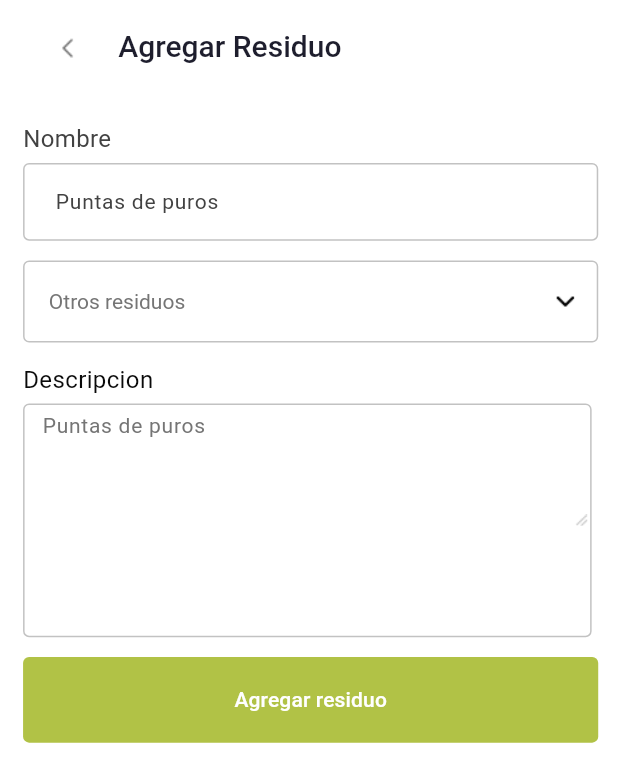
After one commit to Jefrey13/paso_pacifico, a Flutter app: the AddWasteScreen screen opened by its route, on a phone screen of 412 x 824 dp. The commit adds this screen. Shown: the top 782 px of the screen. Run offline on Flutter 3.47's test engine with Material 3 defaults, Android fonts, the phone set to English and light mode, and no system bars; our stand-ins replace cached_network_image, cloud_firestore, connectivity_plus, firebase_auth, firebase_core, flutter_screenutil and 2 more; missing offline and left inert: responsive_grid_list; accounts and stored records are empty.

Commit message:
Add AddWasteScreen and integrate waste management routes and assets

```diff
--- a/pasopacifco_mobile/lib/authentication/register/register_screen.dart
+++ b/pasopacifco_mobile/lib/authentication/register/register_screen.dart
@@ -1,4 +1,4 @@
-import 'dart:ffi';
+//import 'dart:ffi';
 
 import 'package:firebase_auth/firebase_auth.dart';
 import 'package:flutter/material.dart';
--- a/pasopacifco_mobile/lib/core/utils/image_constant.dart
+++ b/pasopacifco_mobile/lib/core/utils/image_constant.dart
@@ -28,4 +28,7 @@ class ImageConstant {
   static String get confetti => '$imagePath/confetti.png';
   static String get arrowdown => '$imagePath/arrowdown.png';
   static String get vector => '$imagePath/vector.png';
+  static String get resize => '$imagePath/resize.png';
+  static String get button => '$imagePath/button.png';
+  static String get search => '$imagePath/search.png';
 }
--- a/pasopacifco_mobile/lib/routes/app_routes.dart
+++ b/pasopacifco_mobile/lib/routes/app_routes.dart
@@ -11,8 +11,14 @@ import 'package:pasopacifco_mobile/profile/profile_screen.dart';
 import 'package:pasopacifco_mobile/sites/site_management_screen.dart';
 import 'package:pasopacifco_mobile/sites/add_site_location_screen.dart';
 import 'package:pasopacifco_mobile/sites/edit_site_location_screen.dart';
+import 'package:pasopacifco_mobile/waste/waste_management_screen.dart';
+import 'package:pasopacifco_mobile/waste/add_waste_screen.dart';
+import 'package:pasopacifco_mobile/waste/edit_waste_screen.dart';
 
 class AppRoutes {
+  static const String editWasteScreen = '/editWasteScreen';
+  static const String addWasteScreen = '/addWasteScreen';
+  static const String wasteManagementScreen = '/wasteManagementScreen';
   static const String editSiteLocationScreen = '/editSiteLocationScreen';
   static const String addSiteLocationScreen = '/addSiteLocationScreen';
   static const String siteManagementScreen = '/siteManagementScreen';
@@ -28,6 +34,9 @@ class AppRoutes {
   static const String profileScreen = '/profileScreen';
 
   static Map<String, WidgetBuilder> routes = {
+    editWasteScreen: (context) => EditWasteScreen(),
+    addWasteScreen: (context) => AddWasteScreen(),
+    wasteManagementScreen: (context) => WasteManagementScreen(),
     editSiteLocationScreen: (context) => EditSiteLocationScreen(),
     addSiteLocationScreen: (context) => AddSiteLocationScreen(),
     siteManagementScreen: (context) => SiteManagementScreen(),
--- /dev/null
+++ b/pasopacifco_mobile/lib/waste/add_waste_screen.dart
@@ -0,0 +1,166 @@
+//import 'dart:ffi';
+
+import 'package:flutter/material.dart';
+import 'package:pasopacifco_mobile/core/app_export.dart';
+import 'package:pasopacifco_mobile/routes/app_routes.dart';
+import 'package:pasopacifco_mobile/widgets/app_bar/appbar_title.dart';
+import 'package:pasopacifco_mobile/widgets/app_bar/custom_app_bar.dart';
+import 'package:pasopacifco_mobile/widgets/custom_checkbox_button.dart';
+import 'package:pasopacifco_mobile/widgets/custom_drop_dowm.dart';
+import 'package:pasopacifco_mobile/widgets/custom_elevated_button.dart';
+import 'package:pasopacifco_mobile/widgets/custom_search_view.dart';
+import 'package:pasopacifco_mobile/widgets/custom_text_form_field.dart';
+import 'package:pasopacifco_mobile/widgets/app_bar/app_bar_leading_iconbutton.dart';
+import 'package:path/path.dart';
+
+class AddWasteScreen extends StatelessWidget {
+  AddWasteScreen({Key? key}) : super(key: key);
+
+  TextEditingController inputinneroneController = TextEditingController();
+  List<String> dropdownItemList = ["Item One", "Item Two", "Item Three"];
+  TextEditingController facebookoneController = TextEditingController();
+
+  @override
+  Widget build(BuildContext context) {
+    return SafeArea(
+      child: Scaffold(
+        resizeToAvoidBottomInset: false,
+        appBar: _buildAppbar(context),
+        body: Container(
+          width: double.maxFinite,
+          padding: EdgeInsets.only(
+            left: 8.h,
+            top: 18.h,
+            right: 8.h,
+          ),
+          child: Column(
+            mainAxisSize: MainAxisSize.max,
+            children: [
+              Container(
+                width: double.maxFinite,
+                margin: EdgeInsets.only(left: 2.h),
+                padding: EdgeInsets.symmetric(horizontal: 4.h),
+                child: Column(
+                  children: [
+                    _buildInput(context),
+                    SizedBox(height: 12.h),
+                    CustomDropDown(
+                      icon: Container(
+                        margin: EdgeInsets.only(left: 16.h),
+                        child: CustomImageView(
+                          imagePath: ImageConstant.arrowdown,
+                          width: 18.h,
+                          height: 16.h,
+                          fit: BoxFit.contain,
+                        ),
+                      ),
+                      iconSize: 18.h,
+                      hintText: "Otros residuos",
+                      items: dropdownItemList,
+                      contentPadding: EdgeInsets.symmetric(
+                        horizontal: 12.h,
+                        vertical: 14.h,
+                      ),
+                      borderDecoration: DropDownStyleHelper.outlineGrayTL4,
+                      fillColor: theme.colorScheme.onPrimaryContainer,
+                    ),
+                    SizedBox(height: 12.h),
+                    _buildColumnlabel(context),
+                    SizedBox(height: 12.h),
+                    CustomElevatedButton(
+                      height: 52.h,
+                      text: "Agregar residuo",
+                      onPressed: () {},
+                    )
+                  ],
+                ),
+              ),
+            ],
+          ),
+        ),
+      ),
+    );
+  }
+
+  PreferredSizeWidget _buildAppbar(BuildContext context) {
+    return CustomAppBar(
+      leadingWidth: 62.h,
+      leading: AppbarLeadingIconButton(
+        imagePath: ImageConstant.arrowBack,
+        margin: EdgeInsets.only(
+          left: 20.h,
+          top: 7.h,
+          bottom: 7.h,
+        ),
+        onTap: () {},
+      ),
+      centerTitle: true,
+      title: AppbarTitle(
+        text: "Agregar Residuo",
+        margin: EdgeInsets.only(right: 96.h),
+      ),
+    );
+  }
+
+  Widget _buildInput(BuildContext context) {
+    return SizedBox(
+      width: double.maxFinite,
+      child: Column(
+        crossAxisAlignment: CrossAxisAlignment.start,
+        children: [
+          Text(
+            "Nombre",
+            style: theme.textTheme.bodyLarge,
+          ),
+          SizedBox(height: 4.h),
+          CustomTextFormField(
+            controller: inputinneroneController,
+            hintText: "Puntas de puros",
+            hintStyle: theme.textTheme.bodyMedium!,
+            contentPadding: EdgeInsets.symmetric(
+              horizontal: 16.h,
+              vertical: 14.h,
+            ),
+          )
+        ],
+      ),
+    );
+  }
+
+  Widget _buildColumnlabel(BuildContext context) {
+    return Container(
+      width: double.maxFinite,
+      margin: EdgeInsets.only(right: 4.h),
+      child: Column(
+        crossAxisAlignment: CrossAxisAlignment.start,
+        children: [
+          Text(
+            "Descripcion",
+            style: CustomTextStyles.bodyLargeBlack900,
+          ),
+          SizedBox(height: 4.h),
+          CustomTextFormField(
+            controller: facebookoneController,
+            hintText: "Puntas de puros",
+            hintStyle: CustomTextStyles.bodyMediumErrorContainer,
+            textInputAction: TextInputAction.done,
+            suffix: Container(
+              margin: EdgeInsets.fromLTRB(12.h, 4.h, 2.h, 4.h),
+              child: CustomImageView(
+                imagePath: ImageConstant.resize,
+                height: 8.h,
+                width: 8.h,
+                fit: BoxFit.contain,
+              ),
+            ),
+            suffixConstraints: BoxConstraints(
+              maxHeight: 150.h,
+            ),
+            maxLines: 7,
+            contentPadding: EdgeInsets.fromLTRB(8.h, 4.h, 2.h, 4.h),
+          ),
+        ],
+      ),
+    );
+  }
+}
--- a/pasopacifco_mobile/lib/widgets/custom_search_view.dart
+++ b/pasopacifco_mobile/lib/widgets/custom_search_view.dart
@@ -110,7 +110,7 @@ class CustomSearchView extends StatelessWidget {
             Container(
               margin: EdgeInsets.fromLTRB(16, 14, 12, 14),
               child: Image.asset(
-                ImageConstant.image_not_found,
+                ImageConstant.search,
                 height: 18,
                 width: 18,
               ),
```
Also changed, not shown: pasopacifco_mobile/lib/home/home_screen.dart (+6 -1 lines), pasopacifco_mobile/lib/waste/edit_waste_screen.dart (added, +203 -0 lines), pasopacifco_mobile/lib/waste/waste_management_screen.dart (added, +215 -0 lines), pasopacifco_mobile/assets/images/button.png (added), pasopacifco_mobile/assets/images/resize.png (added), pasopacifco_mobile/assets/images/search.png (added).
